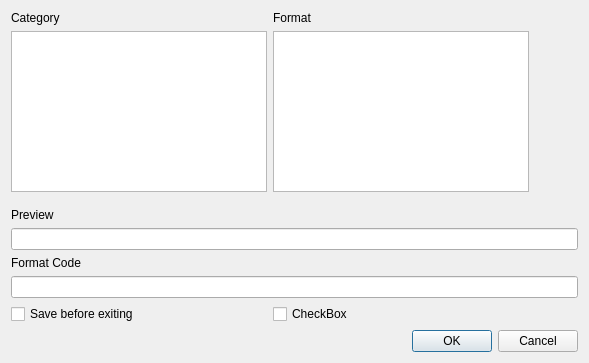
asterix24/Tweezers, file preference.ui: the form before one commit.
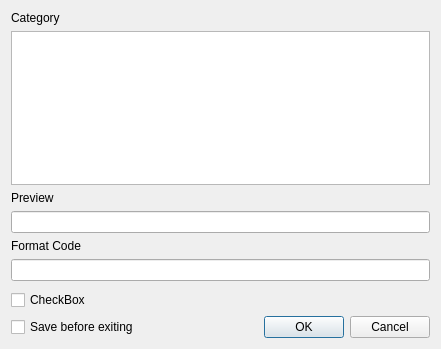
The form after the commit.

Commit message: Redraw the preference window, simply the code to manage it.

Patch:
```diff
--- a/preference.ui
+++ b/preference.ui
@@ -6,38 +6,56 @@
    <rect>
     <x>0</x>
     <y>0</y>
-    <width>589</width>
-    <height>363</height>
+    <width>441</width>
+    <height>349</height>
    </rect>
   </property>
   <property name="windowTitle">
    <string>Form</string>
   </property>
+  <layout class="QHBoxLayout" name="horizontalLayout_5">
+   <item>
+    <layout class="QVBoxLayout" name="verticalLayout_5">
+     <item>
   <layout class="QHBoxLayout" name="horizontalLayout">
    <item>
-    <layout class="QGridLayout" name="gridLayout">
-     <item row="1" column="0">
+        <layout class="QVBoxLayout" name="verticalLayout_3">
+         <item>
+          <widget class="QLabel" name="label">
+           <property name="text">
+            <string>Category</string>
+           </property>
+          </widget>
+         </item>
+         <item>
       <widget class="QTableWidget" name="categoryList">
        <property name="showGrid">
         <bool>false</bool>
        </property>
       </widget>
      </item>
-     <item row="6" column="0" colspan="3">
+         <item>
+          <widget class="QLabel" name="label_4">
+           <property name="text">
+            <string>Preview</string>
+           </property>
+          </widget>
+         </item>
+         <item>
       <widget class="QLineEdit" name="preview"/>
      </item>
-     <item row="8" column="0" colspan="3">
+         <item>
+          <widget class="QLabel" name="label_3">
+           <property name="text">
+            <string>Format Code</string>
+           </property>
+          </widget>
+         </item>
+         <item>
       <widget class="QLineEdit" name="customFormat"/>
      </item>
-     <item row="0" column="0">
-      <widget class="QLabel" name="label">
-       <property name="text">
-        <string>Category</string>
-       </property>
-      </widget>
-     </item>
-     <item row="2" column="0">
-      <spacer name="verticalSpacer">
+         <item>
+          <spacer name="verticalSpacer_2">
        <property name="orientation">
         <enum>Qt::Vertical</enum>
        </property>
@@ -49,67 +67,34 @@
        </property>
       </spacer>
      </item>
-     <item row="1" column="1">
-      <widget class="QTableWidget" name="formatList">
-       <property name="showGrid">
-        <bool>false</bool>
-       </property>
-      </widget>
-     </item>
-     <item row="0" column="1">
-      <widget class="QLabel" name="label_2">
-       <property name="text">
-        <string>Format</string>
-       </property>
-      </widget>
+        </layout>
+       </item>
+      </layout>
      </item>
-     <item row="1" column="2">
-      <spacer name="horizontalSpacer">
-       <property name="orientation">
-        <enum>Qt::Horizontal</enum>
-       </property>
-       <property name="sizeHint" stdset="0">
-        <size>
-         <width>40</width>
-         <height>20</height>
-        </size>
-       </property>
-      </spacer>
-     </item>
-     <item row="10" column="0">
-      <widget class="QCheckBox" name="saveOnExit">
-       <property name="text">
-        <string>Save before exiting</string>
-       </property>
-      </widget>
-     </item>
-     <item row="10" column="1">
+     <item>
+      <layout class="QGridLayout" name="gridLayout">
+       <item row="0" column="0">
       <widget class="QCheckBox" name="checkBox_2">
        <property name="text">
         <string>CheckBox</string>
        </property>
       </widget>
      </item>
-     <item row="11" column="1" colspan="2">
+       <item row="1" column="0">
+        <widget class="QCheckBox" name="saveOnExit">
+         <property name="text">
+          <string>Save before exiting</string>
+         </property>
+        </widget>
+       </item>
+       <item row="1" column="1">
       <widget class="QDialogButtonBox" name="buttonBox">
        <property name="standardButtons">
         <set>QDialogButtonBox::Cancel|QDialogButtonBox::Ok</set>
        </property>
       </widget>
      </item>
-     <item row="7" column="0">
-      <widget class="QLabel" name="label_3">
-       <property name="text">
-        <string>Format Code</string>
-       </property>
-      </widget>
-     </item>
-     <item row="3" column="0">
-      <widget class="QLabel" name="label_4">
-       <property name="text">
-        <string>Preview</string>
-       </property>
-      </widget>
+      </layout>
      </item>
     </layout>
    </item>
```
Lines whose indentation alone changed are shown as unchanged. The commit also changes 3 other files.
